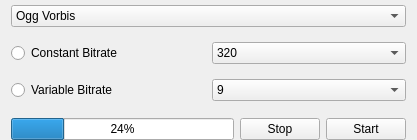
This is src/GUI/Plugins/Engine/AudioConverter/GUI_AudioConverter.ui in Inferno214221/sayonara-player as Qt 5 draws it before an edit. The edited form follows.
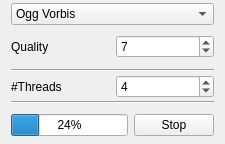
This is the edited form. The open tabs and pages were chosen to show the change. Custom widgets are drawn as their Qt base class.

Diff of the .ui file:
```diff
--- a/src/GUI/Plugins/Engine/AudioConverter/GUI_AudioConverter.ui
+++ b/src/GUI/Plugins/Engine/AudioConverter/GUI_AudioConverter.ui
@@ -6,40 +6,102 @@
    <rect>
     <x>0</x>
     <y>0</y>
-    <width>417</width>
-    <height>140</height>
+    <width>225</width>
+    <height>144</height>
    </rect>
   </property>
   <layout class="QGridLayout" name="gridLayout">
    <property name="topMargin">
-    <number>5</number>
+    <number>3</number>
    </property>
    <property name="bottomMargin">
     <number>0</number>
    </property>
-   <item row="5" column="0" colspan="3">
-    <widget class="Gui::ComboBox" name="combo_codecs">
-     <item>
-      <property name="text">
-       <string>Ogg Vorbis</string>
-      </property>
-     </item>
-     <item>
-      <property name="text">
-       <string>MP3</string>
-      </property>
-     </item>
+   <property name="verticalSpacing">
+    <number>3</number>
+   </property>
+   <item row="10" column="0" colspan="2">
+    <widget class="QStackedWidget" name="sw_progress">
+     <property name="currentIndex">
+      <number>0</number>
+     </property>
+     <widget class="QWidget" name="page_4">
+      <layout class="QGridLayout" name="gridLayout_5">
+       <property name="leftMargin">
+        <number>0</number>
+       </property>
+       <property name="topMargin">
+        <number>0</number>
+       </property>
+       <property name="rightMargin">
+        <number>0</number>
+       </property>
+       <property name="bottomMargin">
+        <number>0</number>
+       </property>
+       <item row="0" column="1">
+        <widget class="QPushButton" name="btn_start">
+         <property name="text">
+          <string>Start</string>
+         </property>
+        </widget>
+       </item>
+      </layout>
+     </widget>
+     <widget class="QWidget" name="page_5">
+      <layout class="QGridLayout" name="gridLayout_4">
+       <property name="leftMargin">
+        <number>0</number>
+       </property>
+       <property name="topMargin">
+        <number>0</number>
+       </property>
+       <property name="rightMargin">
+        <number>0</number>
+       </property>
+       <property name="bottomMargin">
+        <number>0</number>
+       </property>
+       <item row="0" column="0">
+        <widget class="QProgressBar" name="pb_progress">
+         <property name="value">
+          <number>24</number>
+         </property>
+        </widget>
+       </item>
+       <item row="0" column="1">
+        <widget class="QPushButton" name="btn_stop_encoding">
+         <property name="text">
+          <string>Stop</string>
+         </property>
+        </widget>
+       </item>
+      </layout>
+     </widget>
     </widget>
    </item>
-   <item row="7" column="0">
-    <widget class="QProgressBar" name="pb_progress">
+   <item row="8" column="1">
+    <widget class="QSpinBox" name="sb_threads">
+     <property name="minimum">
+      <number>1</number>
+     </property>
+     <property name="maximum">
+      <number>32</number>
+     </property>
      <property name="value">
-      <number>24</number>
+      <number>4</number>
      </property>
     </widget>
    </item>
-   <item row="6" column="0" colspan="3">
-    <widget class="QStackedWidget" name="stackedWidget">
+   <item row="8" column="0">
+    <widget class="QLabel" name="lab_threads">
+     <property name="text">
+      <string>#Threads</string>
+     </property>
+    </widget>
+   </item>
+   <item row="6" column="0" colspan="2">
+    <widget class="QStackedWidget" name="sw_preferences">
      <property name="currentIndex">
       <number>0</number>
      </property>
@@ -77,19 +139,6 @@
          </property>
         </widget>
        </item>
-       <item row="1" column="2">
-        <spacer name="verticalSpacer">
-         <property name="orientation">
-          <enum>Qt::Vertical</enum>
-         </property>
-         <property name="sizeHint" stdset="0">
-          <size>
-           <width>20</width>
-           <height>40</height>
-          </size>
-         </property>
-        </spacer>
-       </item>
       </layout>
      </widget>
      <widget class="QWidget" name="page_2">
@@ -106,26 +155,6 @@
        <property name="bottomMargin">
         <number>0</number>
        </property>
-       <item row="1" column="0">
-        <widget class="QRadioButton" name="rb_vbr">
-         <property name="text">
-          <string>Variable Bitrate</string>
-         </property>
-         <attribute name="buttonGroup">
-          <string notr="true">buttonGroup</string>
-         </attribute>
-        </widget>
-       </item>
-       <item row="0" column="0">
-        <widget class="QRadioButton" name="rb_cbr">
-         <property name="text">
-          <string>Constant Bitrate</string>
-         </property>
-         <attribute name="buttonGroup">
-          <string notr="true">buttonGroup</string>
-         </attribute>
-        </widget>
-       </item>
        <item row="0" column="1">
         <widget class="Gui::ComboBox" name="combo_cbr">
          <property name="currentText">
@@ -163,68 +192,83 @@
          </item>
         </widget>
        </item>
-       <item row="1" column="1">
-        <widget class="Gui::ComboBox" name="combo_vbr">
-         <property name="currentText">
-          <string>9</string>
+       <item row="0" column="0">
+        <widget class="QLabel" name="label_3">
+         <property name="text">
+          <string>Quality</string>
          </property>
-         <item>
-          <property name="text">
-           <string>9</string>
-          </property>
-         </item>
-         <item>
-          <property name="text">
-           <string>8</string>
-          </property>
-         </item>
-         <item>
-          <property name="text">
-           <string>7</string>
-          </property>
-         </item>
-         <item>
-          <property name="text">
-           <string>6</string>
-          </property>
-         </item>
-         <item>
-          <property name="text">
-           <string>5</string>
-          </property>
-         </item>
-         <item>
-          <property name="text">
-           <string>4</string>
-          </property>
-         </item>
-         <item>
-          <property name="text">
-           <string>3</string>
-          </property>
-         </item>
-         <item>
-          <property name="text">
-           <string>1</string>
-          </property>
-         </item>
         </widget>
        </item>
       </layout>
      </widget>
+     <widget class="QWidget" name="page_3">
+      <layout class="QHBoxLayout" name="horizontalLayout">
+       <property name="leftMargin">
+        <number>0</number>
+       </property>
+       <property name="topMargin">
+        <number>0</number>
+       </property>
+       <property name="rightMargin">
+        <number>0</number>
+       </property>
+       <property name="bottomMargin">
+        <number>0</number>
+       </property>
+       <item>
+        <widget class="QLabel" name="label_2">
+         <property name="text">
+          <string>Quality</string>
+         </property>
+        </widget>
+       </item>
+       <item>
+        <widget class="QSpinBox" name="sb_lame_vbr">
+         <property name="minimum">
+          <number>1</number>
+         </property>
+         <property name="maximum">
+          <number>10</number>
+         </property>
+         <property name="value">
+          <number>7</number>
+         </property>
+        </widget>
+       </item>
+      </layout>
+     </widget>
     </widget>
    </item>
-   <item row="7" column="2">
-    <widget class="QPushButton" name="btn_start">
-     <property name="text">
-      <string>Start</string>
+   <item row="5" column="0" colspan="2">
+    <widget class="Gui::ComboBox" name="combo_codecs">
+     <item>
+      <property name="text">
+       <string>Ogg Vorbis</string>
+      </property>
+     </item>
+     <item>
+      <property name="text">
+       <string>MP3 (CBR)</string>
+      </property>
+     </item>
+     <item>
+      <property name="text">
+       <string>MP3 (VBR)</string>
+      </property>
+     </item>
+    </widget>
+   </item>
+   <item row="9" column="0" colspan="2">
+    <widget class="Line" name="line_2">
+     <property name="orientation">
+      <enum>Qt::Horizontal</enum>
      </property>
     </widget>
    </item>
-   <item row="7" column="1">
-    <widget class="QPushButton" name="btn_stop_encoding">
-     <property name="text">
-      <string>Stop</string>
+   <item row="7" column="0" colspan="2">
+    <widget class="Line" name="line">
+     <property name="orientation">
+      <enum>Qt::Horizontal</enum>
      </property>
     </widget>
    </item>
```
Left out of the diff: 3 changed lines with no effect on the pictures.
